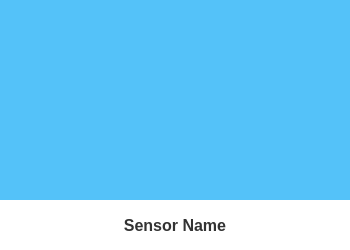
Before: the Qt Designer form qt/sensor_card.ui in Alexey-Nikolaevic-B/2042_sensor_testing, drawn with Qt 5.
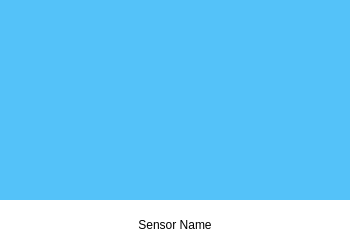
After: the same form once the commit is applied.

```diff
--- a/qt/sensor_card.ui
+++ b/qt/sensor_card.ui
@@ -86,9 +86,7 @@
       </size>
      </property>
      <property name="styleSheet">
-      <string notr="true">font-size: 16px;
-font-weight: bold;
-color: #333333;</string>
+      <string notr="true"/>
      </property>
      <property name="text">
       <string>Sensor Name</string>
```
